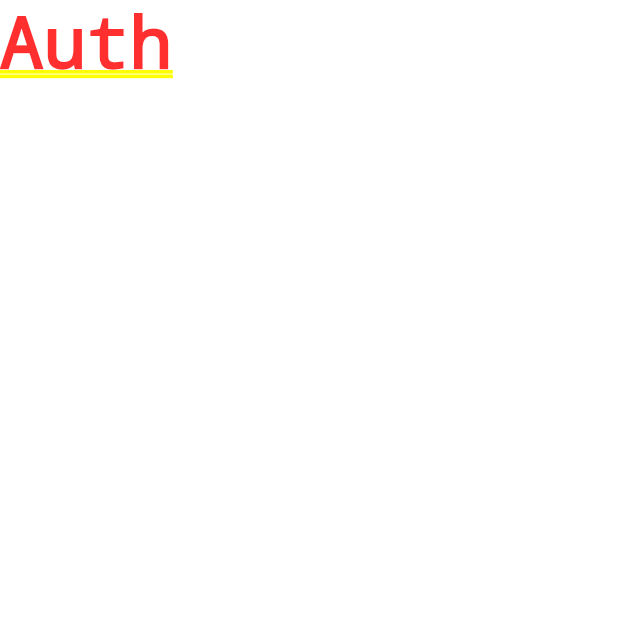
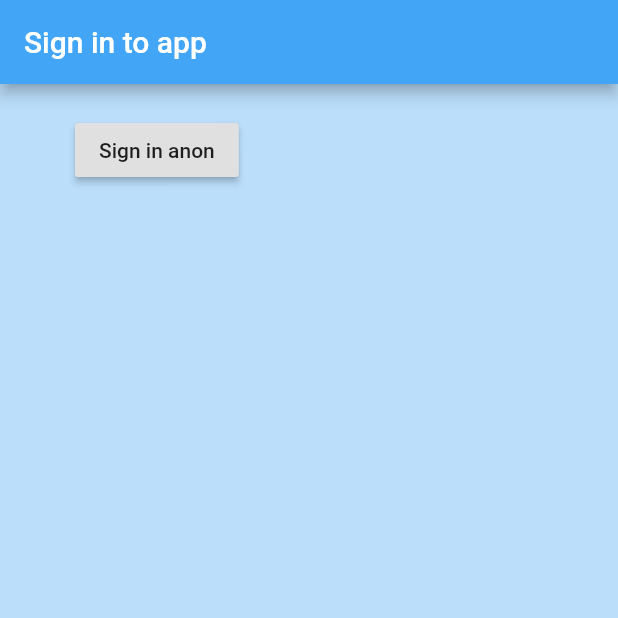
Before and after one commit to Baksha2008/flutter-auth-with-firebase, a Flutter app: the screen it shows after launch, on a phone screen of 412 x 824 dp, the top half of it. Run offline on Flutter 3.47's test engine with Material 2 defaults, Android fonts, the phone set to English and light mode, and no system bars; our stand-ins replace firebase_auth; accounts and stored records are empty.

Commit message:
added anon sign in

```diff
--- a/lib/main.dart
+++ b/lib/main.dart
@@ -1,5 +1,8 @@
+import 'package:auth_flutter/models/user.dart';
 import 'package:auth_flutter/screens/wrapper.dart';
+import 'package:auth_flutter/services/auth.service.dart';
 import 'package:flutter/material.dart';
+import 'package:provider/provider.dart';
 
 void main() => runApp(MyApp());
 
@@ -7,8 +10,11 @@ class MyApp extends StatelessWidget {
   // This widget is the root of your application.
   @override
   Widget build(BuildContext context) {
-    return MaterialApp(
-      home: Wrapper(),
+    return StreamProvider<User>.value(
+      value: AuthService().user,
+      child: MaterialApp(
+        home: Wrapper(),
+      ),
     );
   }
 }
--- /dev/null
+++ b/lib/models/user.dart
@@ -0,0 +1,7 @@
+class User {
+
+  final String uid;
+
+  User({ this.uid });
+
+}
--- a/lib/screens/auth/auth.dart
+++ b/lib/screens/auth/auth.dart
@@ -1,3 +1,4 @@
+import 'package:auth_flutter/screens/auth/sign%20_in.dart';
 import 'package:flutter/material.dart';
 
 class Auth extends StatefulWidget {
@@ -8,8 +9,6 @@ class Auth extends StatefulWidget {
 class _AuthState extends State<Auth> {
   @override
   Widget build(BuildContext context) {
-    return Container(
-      child: Text('Auth'),
-    );
+    return SignIn();
   }
 }
--- /dev/null
+++ b/lib/screens/auth/sign _in.dart
@@ -0,0 +1,37 @@
+import 'package:auth_flutter/services/auth.service.dart';
+import 'package:flutter/material.dart';
+
+class SignIn extends StatefulWidget {
+  @override
+  _SignInState createState() => _SignInState();
+}
+
+class _SignInState extends State<SignIn> {
+
+  final AuthService _auth = AuthService();
+
+  // create user obj based on FirebaseUser
+
+
+
+  @override
+  Widget build(BuildContext context) {
+    return Scaffold(
+      backgroundColor: Colors.blue[100],
+      appBar: AppBar(
+        backgroundColor: Colors.blue[400],
+        title: Text('Sign in to app'),
+      ),
+      body: Container(
+          padding: EdgeInsets.symmetric(vertical: 20.0, horizontal: 50.0),
+          child:
+              RaisedButton(child: Text('Sign in anon'), onPressed: () async {
+                dynamic result = await _auth.signInAnon();
+                if(result == null){
+                  print('error');
+                }
+                print(result.uid);
+              })),
+    );
+  }
+}
--- a/lib/screens/wrapper.dart
+++ b/lib/screens/wrapper.dart
@@ -1,11 +1,16 @@
+import 'package:auth_flutter/models/user.dart';
 import 'package:auth_flutter/screens/auth/auth.dart';
 import 'package:auth_flutter/screens/home/home.dart';
 import 'package:flutter/material.dart';
+import 'package:provider/provider.dart';
 
 class Wrapper extends StatelessWidget {
   @override
   Widget build(BuildContext context) {
-    // return auth or home
-    return Auth();
+    final user = Provider.of<User>(context);
+    if (user == null) {
+      return Auth();
+    }
+    return Home();
   }
 }
--- a/pubspec.yaml
+++ b/pubspec.yaml
@@ -25,6 +25,7 @@ dependencies:
   cupertino_icons: ^0.1.2
   firebase_auth: ^0.16.0
   cloud_firestore: ^0.13.5
+  provider: ^4.0.5+1
 
 dev_dependencies:
   flutter_test:
```
Also changed, not shown: lib/screens/home/home.dart (+17 -2 lines), lib/services/auth.service.dart (added, +46 -0 lines), pubspec.lock.
